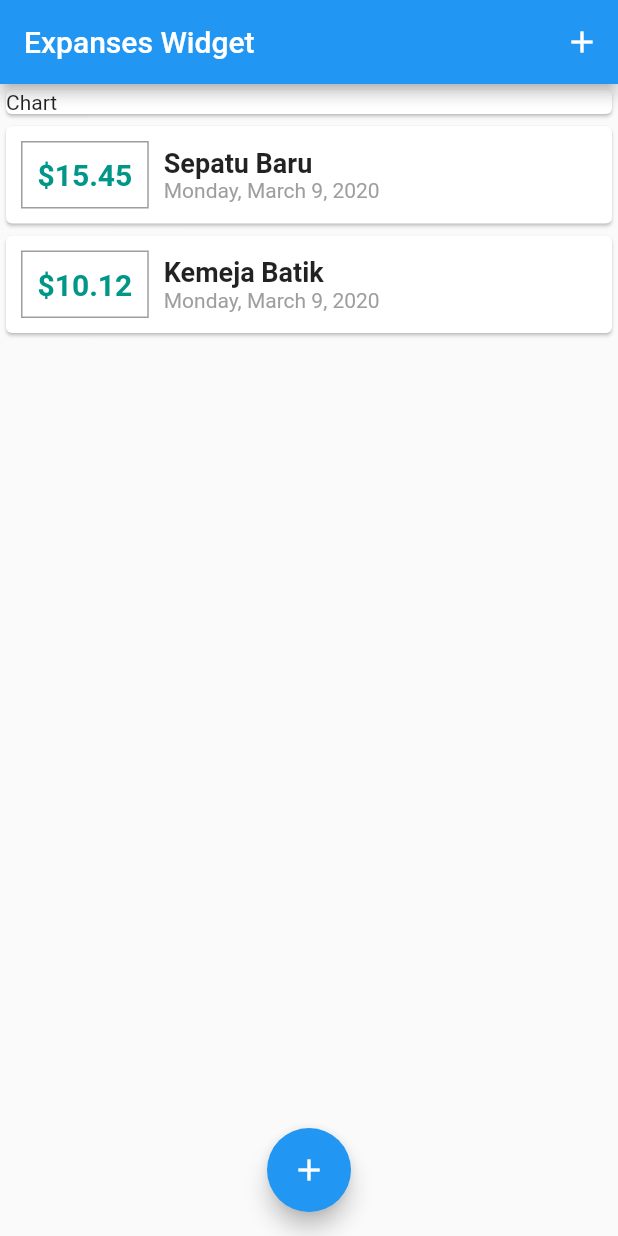
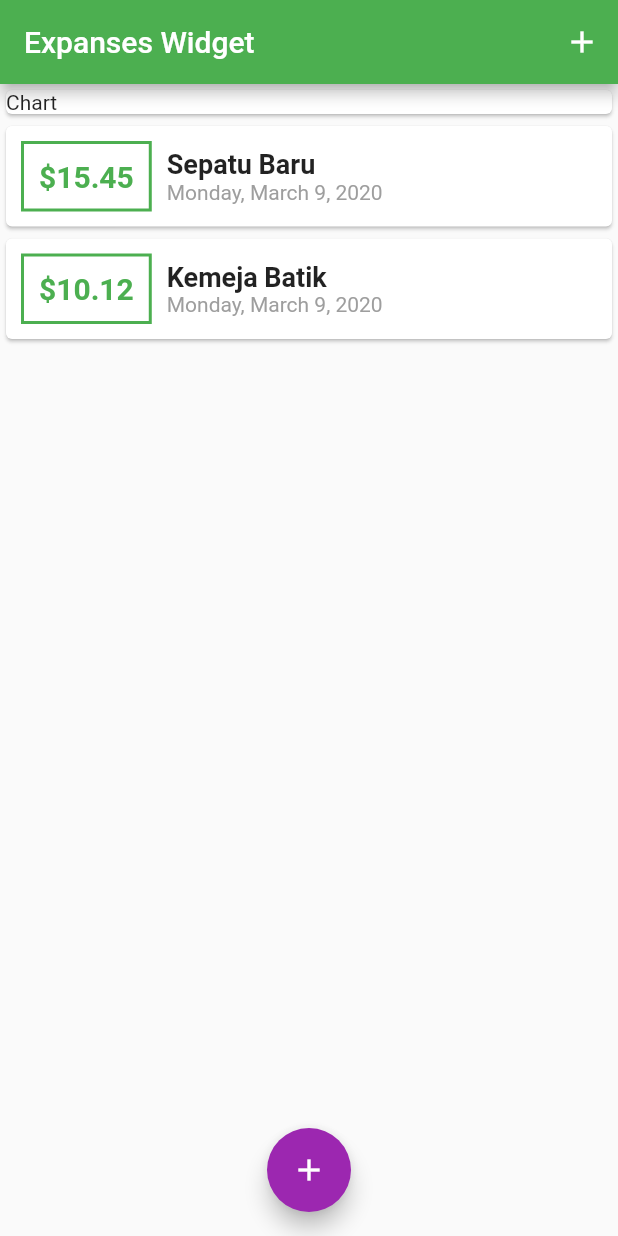
Before and after one commit to lemanfoetra/flutter-expanse, a Flutter app: the screen it shows after launch, on a phone screen of 412 x 824 dp. Run offline on Flutter 3.47's test engine with Material 2 defaults, Android fonts, the phone set to English and light mode, and no system bars.

Commit message:
Menggunakan Themes

```diff
--- a/lib/main.dart
+++ b/lib/main.dart
@@ -13,7 +13,8 @@ class MyApp extends StatelessWidget {
     return MaterialApp(
       title: 'Flutter Demo',
       theme: ThemeData(
-        primarySwatch: Colors.blue,
+        primarySwatch: Colors.green,
+        accentColor: Colors.purple,
       ),
       home: Home(),
     );
@@ -53,7 +54,7 @@ class _HomeState extends State<Home> {
           child: AddTransaction(
             addFunction: _addTransaction,
           ),
-          onTap: (){},
+          onTap: () {},
           behavior: HitTestBehavior.opaque,
         );
       },
--- a/lib/widgets/transaction_list.dart
+++ b/lib/widgets/transaction_list.dart
@@ -23,12 +23,16 @@ class TransactionList extends StatelessWidget {
                     '\$${transactions[index].amount.toStringAsFixed(2)}',
                     style: TextStyle(
                       fontWeight: FontWeight.bold,
-                      color: Colors.teal,
+                      color: Theme.of(context).primaryColor,
                       fontSize: 20,
                     ),
                   ),
                   decoration: BoxDecoration(
-                      border: Border.all(color: Colors.grey, width: 1)),
+                    border: Border.all(
+                      color: Theme.of(context).primaryColor,
+                      width: 2,
+                    ),
+                  ),
                   padding: EdgeInsets.all(10),
                 ),
                 Column(
```
